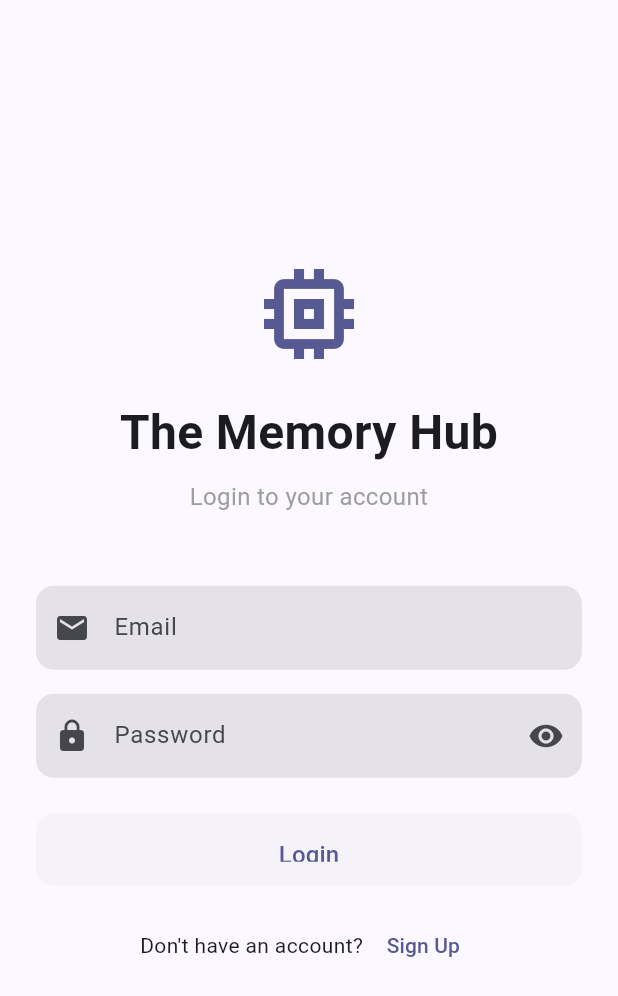
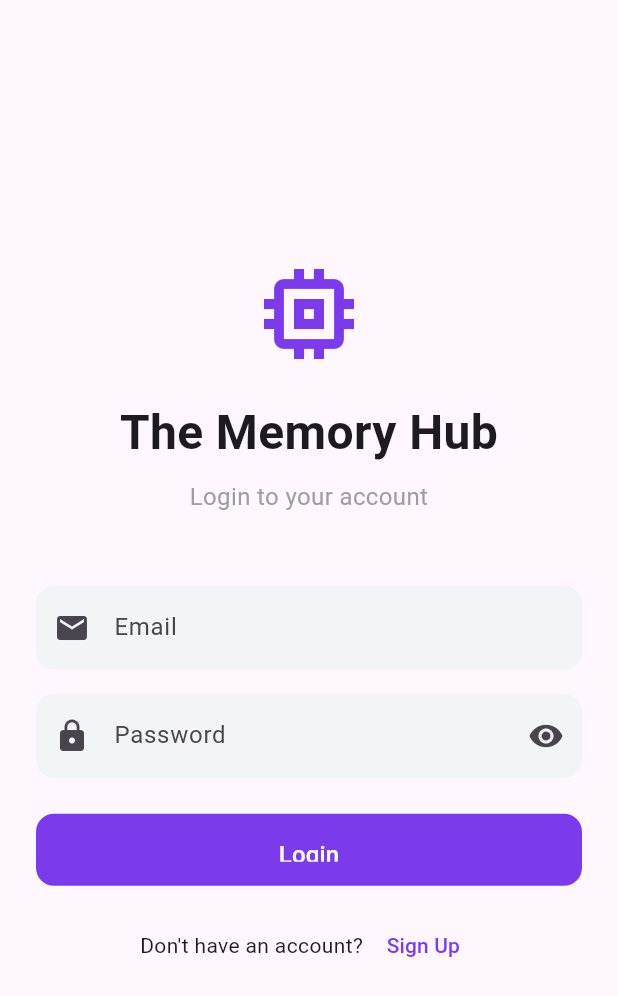
Before and after one commit to mistergaurav/memoryhub, a Flutter app: the screen it shows after launch, on a phone screen of 412 x 824 dp. Shown: the top 996 px of the screen. Run offline on Flutter 3.47's test engine with Material 3 defaults, Android fonts, the phone set to English and light mode, and no system bars; our stand-ins replace file_picker, shared_preferences; accounts and stored records are empty; project files that could hold a hidden picture were left out.

Commit message:
Enhance app with improved UI, theme, and API fixes
Update API endpoints, improve backend memory creation logic to handle JSON-encoded tags, and dynamically configure base URLs for web and mobile clients. Refactor app theme with Material 3 design and vibrant accent colors, alongside fixing UI elements and user flows for memories, collections, and hubs.

Replit-Commit-Author: Agent
Replit-Commit-Session-Id: 72b0ae4a-db61-4d6f-924b-6ff794144338
Replit-Commit-Checkpoint-Type: intermediate_checkpoint
Replit-Commit-Screenshot-Url: https://storage.googleapis.com/screenshot-production-us-central1/ec369b11-2ac5-4598-b9fc-40f70685251c/72b0ae4a-db61-4d6f-924b-6ff794144338/cqvc2Et

```diff
--- a/memory_hub_app/lib/main.dart
+++ b/memory_hub_app/lib/main.dart
@@ -36,16 +36,22 @@ class MyApp extends StatelessWidget {
       title: 'The Memory Hub',
       theme: ThemeData(
         colorScheme: ColorScheme.fromSeed(
-          seedColor: const Color(0xFF6366F1),
+          seedColor: const Color(0xFF7C3AED),  // Vibrant purple
           brightness: Brightness.light,
+          primary: const Color(0xFF7C3AED),
+          secondary: const Color(0xFFEC4899),  // Pink accent
+          tertiary: const Color(0xFF06B6D4),   // Cyan accent
         ),
         useMaterial3: true,
-        appBarTheme: const AppBarTheme(
+        appBarTheme: AppBarTheme(
           centerTitle: true,
           elevation: 0,
+          backgroundColor: Colors.transparent,
+          foregroundColor: const Color(0xFF7C3AED),
         ),
         cardTheme: CardThemeData(
-          elevation: 0,
+          elevation: 2,
+          shadowColor: Colors.black12,
           shape: RoundedRectangleBorder(
             borderRadius: BorderRadius.circular(16),
           ),
@@ -57,10 +63,17 @@ class MyApp extends StatelessWidget {
             shape: RoundedRectangleBorder(
               borderRadius: BorderRadius.circular(12),
             ),
+            backgroundColor: const Color(0xFF7C3AED),
+            foregroundColor: Colors.white,
           ),
+        ),
+        floatingActionButtonTheme: const FloatingActionButtonThemeData(
+          backgroundColor: Color(0xFFEC4899),
+          foregroundColor: Colors.white,
         ),
         inputDecorationTheme: InputDecorationTheme(
           filled: true,
+          fillColor: const Color(0xFFF3F4F6),
           border: OutlineInputBorder(
             borderRadius: BorderRadius.circular(12),
             borderSide: BorderSide.none,
@@ -71,22 +84,27 @@ class MyApp extends StatelessWidget {
           ),
           focusedBorder: OutlineInputBorder(
             borderRadius: BorderRadius.circular(12),
-            borderSide: const BorderSide(width: 2),
+            borderSide: const BorderSide(width: 2, color: Color(0xFF7C3AED)),
           ),
         ),
       ),
       darkTheme: ThemeData(
         colorScheme: ColorScheme.fromSeed(
-          seedColor: const Color(0xFF6366F1),
+          seedColor: const Color(0xFF7C3AED),
           brightness: Brightness.dark,
+          primary: const Color(0xFF9333EA),
+          secondary: const Color(0xFFF472B6),
+          tertiary: const Color(0xFF22D3EE),
         ),
         useMaterial3: true,
         appBarTheme: const AppBarTheme(
           centerTitle: true,
           elevation: 0,
+          backgroundColor: Colors.transparent,
         ),
         cardTheme: CardThemeData(
-          elevation: 0,
+          elevation: 2,
+          shadowColor: Colors.black26,
           shape: RoundedRectangleBorder(
             borderRadius: BorderRadius.circular(16),
           ),
@@ -98,10 +116,17 @@ class MyApp extends StatelessWidget {
             shape: RoundedRectangleBorder(
               borderRadius: BorderRadius.circular(12),
             ),
+            backgroundColor: const Color(0xFF9333EA),
+            foregroundColor: Colors.white,
           ),
+        ),
+        floatingActionButtonTheme: const FloatingActionButtonThemeData(
+          backgroundColor: Color(0xFFF472B6),
+          foregroundColor: Colors.white,
         ),
         inputDecorationTheme: InputDecorationTheme(
           filled: true,
+          fillColor: const Color(0xFF1F2937),
           border: OutlineInputBorder(
             borderRadius: BorderRadius.circular(12),
             borderSide: BorderSide.none,
@@ -112,7 +137,7 @@ class MyApp extends StatelessWidget {
           ),
           focusedBorder: OutlineInputBorder(
             borderRadius: BorderRadius.circular(12),
-            borderSide: const BorderSide(width: 2),
+            borderSide: const BorderSide(width: 2, color: Color(0xFF9333EA)),
           ),
         ),
       ),
--- a/memory_hub_app/lib/models/memory.dart
+++ b/memory_hub_app/lib/models/memory.dart
@@ -111,11 +111,12 @@ class MemoryCreate {
     this.mood,
   });
 
+  // Note: This method is not currently used. Tags are JSON-encoded in ApiService.createMemory
   Map<String, dynamic> toFormData() {
     return {
       'title': title,
       'content': content,
-      'tags': tags,
+      'tags': tags,  // Keep as list for potential future use
       'privacy': privacy,
       if (location != null) 'location': location,
       if (mood != null) 'mood': mood,
--- a/memory_hub_app/lib/screens/social/hubs_screen.dart
+++ b/memory_hub_app/lib/screens/social/hubs_screen.dart
@@ -2,6 +2,7 @@ import 'package:flutter/material.dart';
 import 'dart:convert';
 import 'package:http/http.dart' as http;
 import '../../services/auth_service.dart';
+import '../../config/api_config.dart';
 
 class HubsScreen extends StatefulWidget {
   const HubsScreen({super.key});
@@ -26,7 +27,7 @@ class _HubsScreenState extends State<HubsScreen> {
     try {
       final headers = await _authService.getAuthHeaders();
       final response = await http.get(
-        Uri.parse('/api/v1/social/hubs'),
+        Uri.parse('${ApiConfig.baseUrl}/social/hubs'),
         headers: headers,
       );
 
@@ -80,7 +81,7 @@ class _HubsScreenState extends State<HubsScreen> {
               if (nameController.text.isNotEmpty) {
                 final headers = await _authService.getAuthHeaders();
                 await http.post(
-                  Uri.parse('/api/v1/social/hubs'),
+                  Uri.parse('${ApiConfig.baseUrl}/social/hubs'),
                   headers: headers,
                   body: jsonEncode({
                     'name': nameController.text,
```
Also changed, not shown: memory_hub_app/lib/config/api_config.dart (+122 -12 lines), memory_hub_app/lib/services/api_service.dart (+15 -5 lines), 4 other files.
